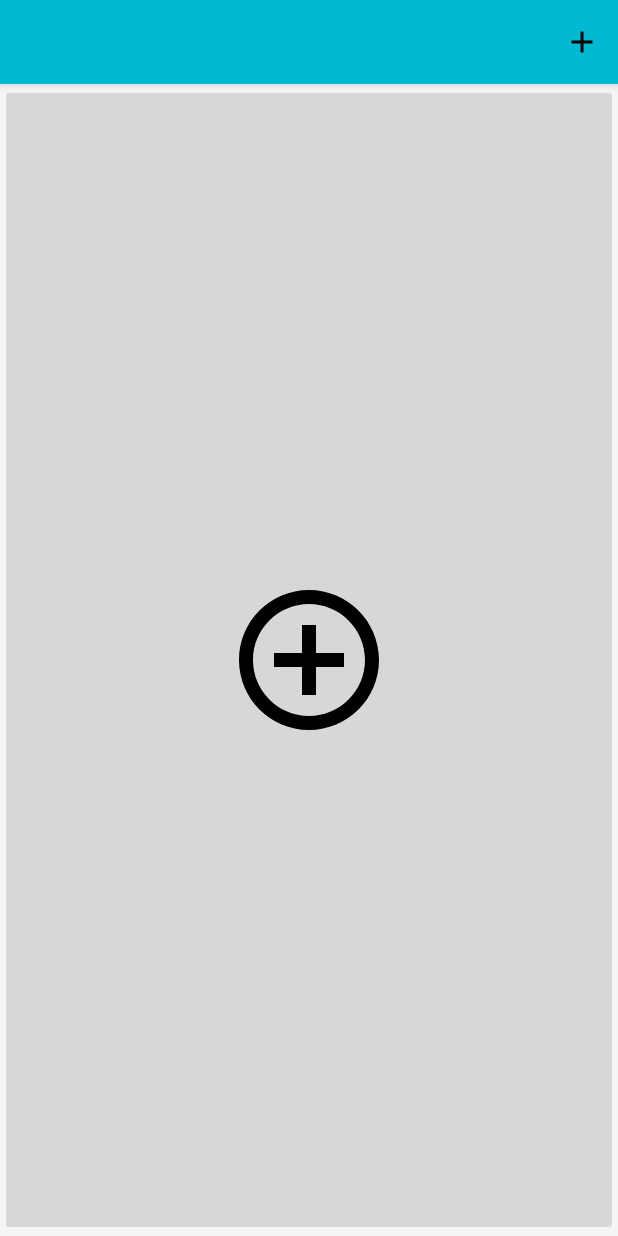
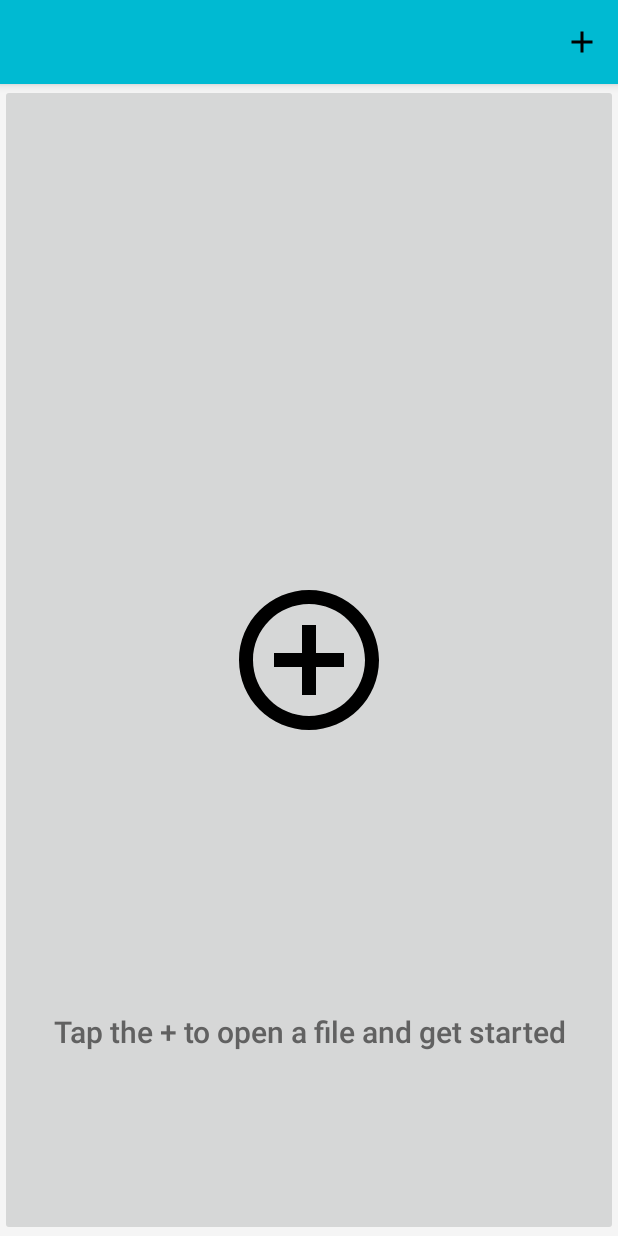
Before and after one commit to EOC/eldexportviewer, an Android app: the ELDCategorySelectionActivity screen opened directly, with no data from a screen before it, on a phone screen of 412 x 824 dp. Run offline under Robolectric (Android 15) with nearby library versions, the phone set to English and light mode, and no system bars; our stand-ins replace data binding.

Commit message:
Open an export file if one not already loaded

```diff
--- a/app/src/main/java/eld/eoinoc/com/activity/ELDCategorySelectionActivity.kt
+++ b/app/src/main/java/eld/eoinoc/com/activity/ELDCategorySelectionActivity.kt
@@ -24,7 +24,7 @@ class ELDCategorySelectionActivity : AppCompatActivity() {
         super.onCreate(savedInstanceState)
         setContentView(R.layout.activity_eldcategory_selection)
         setUpToolbar()
-        if (savedInstanceState == null) {
+        if (savedInstanceState == null || !driverDataLoaded) {
             replaceFragment(R.id.category_container, SelectFileFragment())
         } else {
             replaceFragment(R.id.category_container, ELDCategorySelectionFragment())
--- a/app/src/main/res/layout/fragment_selectfile.xml
+++ b/app/src/main/res/layout/fragment_selectfile.xml
@@ -1,5 +1,5 @@
 <?xml version="1.0" encoding="utf-8"?>
-<LinearLayout xmlns:android="http://schemas.android.com/apk/res/android"
+<FrameLayout xmlns:android="http://schemas.android.com/apk/res/android"
     xmlns:app="http://schemas.android.com/apk/res-auto"
     android:orientation="vertical" android:layout_width="match_parent"
     android:layout_height="match_parent">
@@ -11,4 +11,13 @@
         android:padding="150dp"
         android:scaleType="fitCenter"
         app:srcCompat="@drawable/ic_add_circle_outline" />
-</LinearLayout>
+
+    <TextView
+        android:id="@+id/textView"
+        android:layout_width="match_parent"
+        android:layout_height="150dp"
+        android:layout_gravity="bottom"
+        android:text="@string/select_file"
+        android:textAlignment="center"
+        android:textAppearance="@style/ELDViewer.TextAppearance.Title" />
+</FrameLayout>
--- a/app/src/main/res/values/strings.xml
+++ b/app/src/main/res/values/strings.xml
@@ -6,5 +6,5 @@
     <string name="no_co_driver">No Co-Driver Data</string>
     <string name="header_segment">Header Segment</string>
     <string name="open_file">Open File</string>
-    <string name="select_file">Select File</string>
+    <string name="select_file">Tap the + to open a file and get started</string>
 </resources>
```
